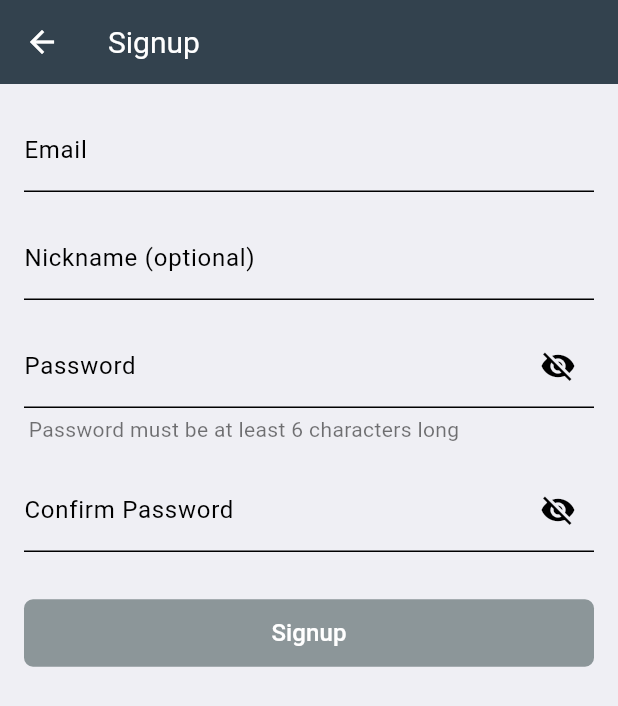
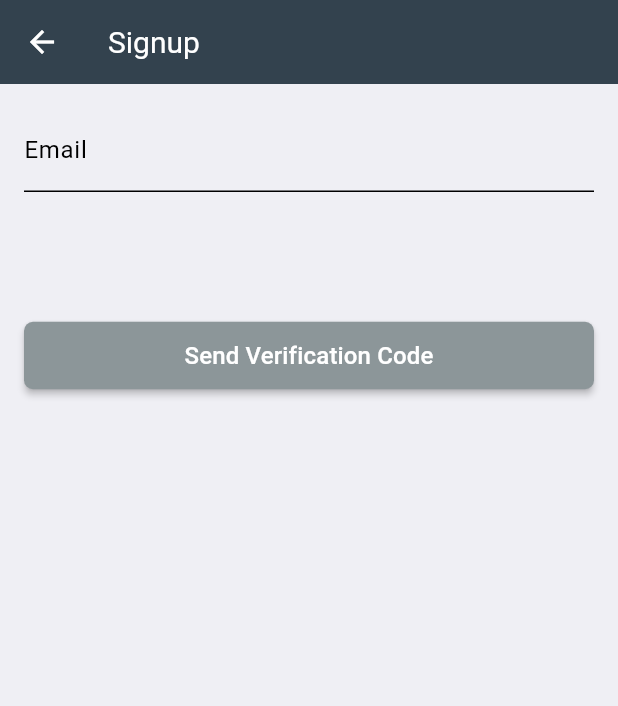
Before and after one commit to banghuazhao/swiftcomp-flutter, a Flutter app: the SignupForm screen opened directly, on a phone screen of 412 x 824 dp. Shown: the top 706 px of the screen. Run offline on Flutter 3.47's test engine with Material 3 defaults, Android fonts, the phone set to English and light mode, and no system bars; our stand-ins replace auto_size_text, device_info, fl_chart, flutter_dotenv, flutter_markdown, flutter_progress_hud and 7 more; missing offline and left inert: app_tracking_transparency, composite_calculator, flutter_math_fork, launch_review, linalg, markdown; accounts and stored records are empty.

Commit message:
signup optimize (#37)

```diff
--- a/domain/lib/repositories_abstract/auth_repository.dart
+++ b/domain/lib/repositories_abstract/auth_repository.dart
@@ -3,9 +3,10 @@
 import '../entities/user.dart';
 
 abstract class AuthRepository {
-  Future<User> signup(String email, String password, {String? name});
+  Future<User> signup(String email, String password, String verificationCode,{String? name});
   Future<String> login(String email, String password);
   Future<void> logout();
   Future<void> forgetPassword(String email);
   Future<String> resetPassword(String email, String newPassword, String confirmationCode);
+  Future<void> sendSignupVerificationCode(String email);
 }
--- a/domain/lib/usecases/auth_usecase.dart
+++ b/domain/lib/usecases/auth_usecase.dart
@@ -11,8 +11,8 @@ class AuthUseCase {
 
   AuthUseCase({required this.repository, required this.tokenProvider});
 
-  Future<User> signup(String email, String password, {String? name}) async {
-    return await repository.signup(email, password, name: name);
+  Future<User> signup(String email, String password,String verificationCode,{String? name}) async {
+    return await repository.signup(email, password, verificationCode, name: name);
   }
 
   Future<String> login(String email, String password) async {
@@ -40,4 +40,8 @@ class AuthUseCase {
   Future<String> resetPassword(email, newPassword, confirmationCode) async {
     return await repository.resetPassword(email, newPassword, confirmationCode);
   }
+
+  Future<void> sendSignupVerificationCode(String email) async {
+    return await repository.sendSignupVerificationCode(email);
+  }
 }
--- a/lib/presentation/settings/views/forget_password_page.dart
+++ b/lib/presentation/settings/views/forget_password_page.dart
@@ -74,10 +74,10 @@ class _ForgetPasswordPageState extends State<ForgetPasswordPage> {
                       keyboardType: TextInputType.emailAddress,
                       validator: (value) {
                         if (value == null || value.isEmpty) {
-                          return 'Please enter your email address';
+                          return 'Please enter your email address to receive a confirmation code to reset your password.';
                         }
                         if (!RegExp(r'^[^@]+@[^@]+\.[^@]+').hasMatch(value)) {
-                          return 'Please enter a valid email address';
+                          return 'Please enter a valid email address to receive a confirmation code to reset your password.';
                         }
                         return null;
                       },
--- a/lib/presentation/settings/views/sigup_page.dart
+++ b/lib/presentation/settings/views/sigup_page.dart
@@ -31,11 +31,15 @@ class _SignupFormState extends State<SignupForm> {
   String email = '';
   String password = '';
   String confirmPassword = '';
+  String? verificationCode;
   bool isLoading = false;
   String nickname = '';
   final TextEditingController _nicknameController = TextEditingController();
+  final TextEditingController _emailController = TextEditingController();
+  final TextEditingController _verificationCodeController = TextEditingController();
   bool isButtonEnabled = false;
   bool isPasswordValid = false;
+  bool isEmailValid = false;
 
   void _checkFields() {
     setState(() {
@@ -43,8 +47,27 @@ class _SignupFormState extends State<SignupForm> {
           RegExp(r'^[^@]+@[^@]+\.[^@]+').hasMatch(email) &&
           password.isNotEmpty &&
           password.length >= 6 &&
-          confirmPassword == password;
+          confirmPassword == password &&
+          _verificationCodeController.text.isNotEmpty &&
+              _verificationCodeController.text.length == 6;
     });
+  }
+
+  @override
+  void initState() {
+    super.initState();
+    _emailController.addListener(_validateEmail);
+    _verificationCodeController.addListener(_checkFields);
+  }
+
+  void _validateEmail() {
+    email = _emailController.text;
+    final isValid = RegExp(r'^[^@]+@[^@]+\.[^@]+').hasMatch(email);
+    if (isValid != isEmailValid) {
+      setState(() {
+        isEmailValid = isValid;
+      });
+    }
   }
 
   void _signup(SignupViewModel viewModel) async {
@@ -54,6 +77,7 @@ class _SignupFormState extends State<SignupForm> {
       User? user = await viewModel.signup(
         email,
         password,
+        _verificationCodeController.text,
         name: nickname.isNotEmpty ? nickname : null,
       );
       setState(() => isLoading = false);
@@ -61,8 +85,8 @@ class _SignupFormState extends State<SignupForm> {
       if (user != null) {
         ScaffoldMessenger.of(context).showSnackBar(
           SnackBar(
-            content: Text("Signup successful!"),
-            duration: Duration(seconds: 2),
+            content: Text("Sign-up complete! Welcome aboard!"),
+            duration: Duration(seconds: 5),
           ),
         );
         Navigator.pop(context, user);
@@ -77,7 +101,6 @@ class _SignupFormState extends State<SignupForm> {
   @override
   Widget build(BuildContext context) {
     final viewModel = Provider.of<SignupViewModel>(context);
-
     return Scaffold(
       appBar: AppBar(title: Text('Signup')),
       body: SingleChildScrollView(
@@ -89,8 +112,10 @@ class _SignupFormState extends State<SignupForm> {
             children: [
               // Username Field
               TextFormField(
+                controller: _emailController,
                 decoration: InputDecoration(
                   labelText: 'Email',
+                  hintText: "Input Email",
                   errorBorder: UnderlineInputBorder(
                     borderSide: BorderSide(color: Color(0xFFB71C1C)),
                   ),
@@ -103,6 +128,7 @@ class _SignupFormState extends State<SignupForm> {
                   email = value.trim();
                   _checkFields();
                 },
+                keyboardType: TextInputType.emailAddress,
                 validator: (value) {
                   if (value == null || value.isEmpty) return 'Please enter your email';
                   if (!RegExp(r'^[^@]+@[^@]+\.[^@]+').hasMatch(value)) return 'Enter a valid email';
@@ -112,6 +138,7 @@ class _SignupFormState extends State<SignupForm> {
               SizedBox(height: 16.0),
 
               // Nickname Field (Optional)
+              if(viewModel.isSignUp)
               TextFormField(
                 controller: _nicknameController,
                 decoration: InputDecoration(
@@ -126,6 +153,7 @@ class _SignupFormState extends State<SignupForm> {
               SizedBox(height: 16.0),
 
               // Password Field
+              if(viewModel.isSignUp)
               Column(
                 crossAxisAlignment: CrossAxisAlignment.start,
                 children: [
@@ -169,6 +197,7 @@ class _SignupFormState extends State<SignupForm> {
               SizedBox(height: 16.0),
 
               // Confirm Password Field
+              if(viewModel.isSignUp)
               TextFormField(
                 decoration: InputDecoration(
                   labelText: 'Confirm Password',
@@ -197,9 +226,38 @@ class _SignupFormState extends State<SignupForm> {
                   _checkFields();
                 },
               ),
-              SizedBox(height: 30.0),
+              SizedBox(height: 16.0),
+
+              if(viewModel.isSignUp)
+              TextFormField(
+                keyboardType: TextInputType.number,
+                controller: _verificationCodeController,
+                decoration: InputDecoration(
+                  labelText: "Verification Code",
+                  border: UnderlineInputBorder(),
+                  errorBorder: UnderlineInputBorder(
+                    borderSide: BorderSide(color: Color(0xFFB71C1C)),
+                  ),
+                  focusedErrorBorder: UnderlineInputBorder(
+                    borderSide: BorderSide(color: Color(0xFFB71C1C)),
+                  ),
+                  errorStyle: TextStyle(color: Color(0xFFB71C1C)),
+                ),
+                validator: (value) {
+                  if (value == null || value.length != 6) {
+                    return "Please enter a valid verification code to proceed";
+                  }
+                  return null;
+                },
+                onChanged: (value) {
+                  verificationCode = value;
+                  _checkFields();
+                },
+              ),
+              SizedBox(height: 20),
 
               // Signup Button
+              if(viewModel.isSignUp)
               viewModel.isLoading || isLoading
                   ? CircularProgressIndicator()
                   : MaterialButton(
@@ -215,6 +273,50 @@ class _SignupFormState extends State<SignupForm> {
                 ),
                 child: Text('Signup', style: TextStyle(color: Colors.white, fontSize: 16)),
               ),
+
+              if (!viewModel.isSignUp)
+                Padding(
+                  padding: const EdgeInsets.only(top: 1.0), // Adjust top padding here
+                  child: MaterialButton(
+                    onPressed: viewModel.isLoading
+                        ? null
+                        : () async {
+                      if (_formKey.currentState!.validate()) {
+                        await viewModel.continueSignUp(email);
+
+                        if (viewModel.errorMessage != null && viewModel.errorMessage!.isNotEmpty) {
+                          ScaffoldMessenger.of(context).showSnackBar(
+                            SnackBar(
+                              content: Text(viewModel.errorMessage!),
+                            ),
+                          );
+                        } else if (viewModel.isSignUp) {
+                          ScaffoldMessenger.of(context).showSnackBar(
+                            const SnackBar(
+                              content: Text('Verification code sent successfully.'),
+                            ),
+                          );
+                        }
+                      }
+                    },
+                    height: 45,
+                    minWidth: double.infinity,
+                    color: isEmailValid ? const Color(0xFF33424E) : const Color(0xFF8C9699),
+                    disabledColor: const Color(0xFF8C9699),
+                    shape: RoundedRectangleBorder(
+                      borderRadius: BorderRadius.circular(6),
+                    ),
+                    child: viewModel.isLoading
+                        ? const CircularProgressIndicator(
+                      valueColor: AlwaysStoppedAnimation<Color>(Colors.white),
+                    )
+                        : const Text(
+                      "Send Verification Code",
+                      style: TextStyle(color: Colors.white, fontSize: 16),
+                    ),
+                  ),
+                ),
+
             ],
           ),
         ),
```
Also changed, not shown: data/lib/repositories/auth_repository_impl.dart (+36 -2 lines), lib/presentation/settings/viewModels/signup_view_model.dart (+33 -2 lines).
